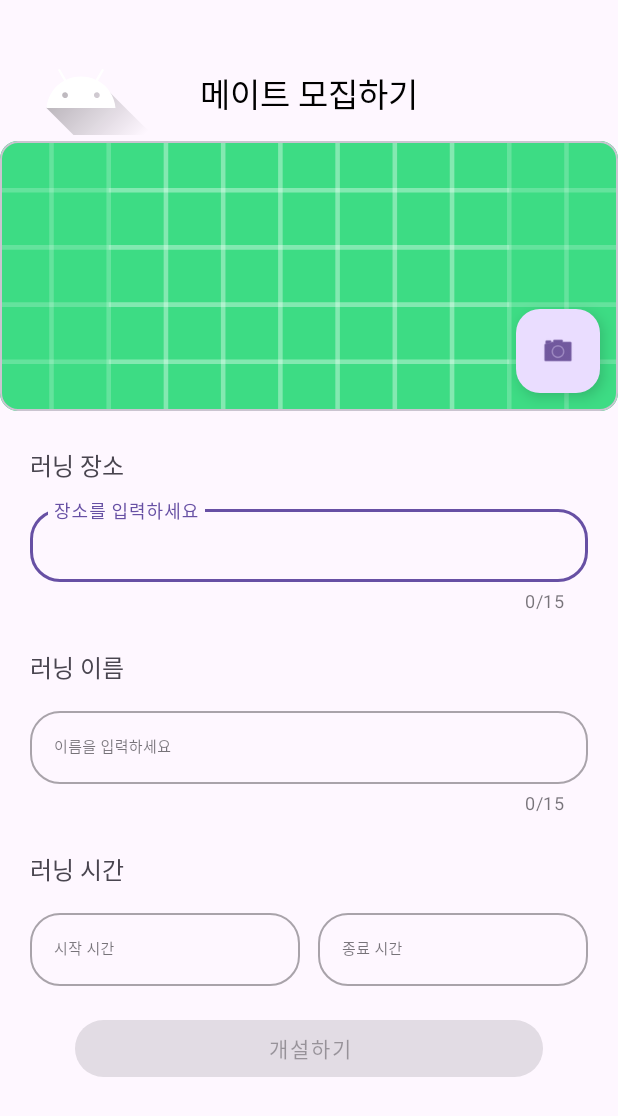
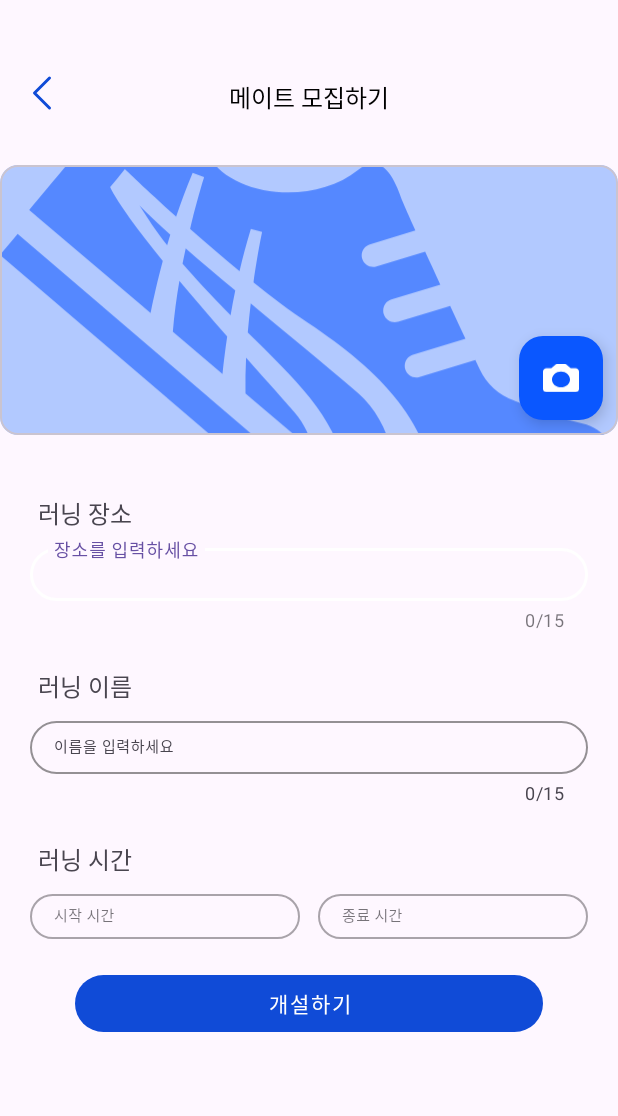
Before and after one commit to Pacebook-app/Android, an Android app: the fragment Recruitment shown on its own in the app's theme, on a phone screen of 412 x 824 dp. Shown: the top 1116 px of the screen. Run offline under Robolectric (Android 15) with nearby library versions, the phone set to English and light mode, and no system bars.

Commit message:
#8 [지우/UI] - 메이트 모집글 작성페이지 UI다듬기 작업 및 아이콘 추가 완료했습니다

```diff
--- /dev/null
+++ b/app/src/main/res/drawable/camera_icon.xml
@@ -0,0 +1,9 @@
+<vector xmlns:android="http://schemas.android.com/apk/res/android"
+    android:width="3dp"
+    android:height="2.5dp"
+    android:viewportWidth="11"
+    android:viewportHeight="10">
+  <path
+      android:pathData="M9.9,1.65H8.478L6.989,0.161C6.886,0.058 6.746,0 6.6,0H4.4C4.254,0 4.114,0.058 4.011,0.161L2.522,1.65H1.1C0.493,1.65 0,2.143 0,2.75V8.8C0,9.407 0.493,9.9 1.1,9.9H9.9C10.507,9.9 11,9.407 11,8.8V2.75C11,2.143 10.507,1.65 9.9,1.65ZM5.5,8.25C4.01,8.25 2.75,6.99 2.75,5.5C2.75,4.01 4.01,2.75 5.5,2.75C6.99,2.75 8.25,4.01 8.25,5.5C8.25,6.99 6.99,8.25 5.5,8.25Z"
+      android:fillColor="#ffffff"/>
+</vector>
--- /dev/null
+++ b/app/src/main/res/drawable/chevron_icon.xml
@@ -0,0 +1,13 @@
+<vector xmlns:android="http://schemas.android.com/apk/res/android"
+    android:width="40dp"
+    android:height="40dp"
+    android:viewportWidth="40"
+    android:viewportHeight="40">
+  <path
+      android:pathData="M25,30L15,20L25,10"
+      android:strokeLineJoin="round"
+      android:strokeWidth="2"
+      android:fillColor="#00000000"
+      android:strokeColor="#104BD7"
+      android:strokeLineCap="round"/>
+</vector>
--- /dev/null
+++ b/app/src/main/res/drawable/running_icon.xml
@@ -0,0 +1,27 @@
+<vector xmlns:android="http://schemas.android.com/apk/res/android"
+    android:width="71dp"
+    android:height="61dp"
+    android:viewportWidth="71"
+    android:viewportHeight="61">
+  <path
+      android:pathData="M36.629,52.528L2.03,22.952L0,25.362L34.603,54.942L34.608,54.946C38.541,58.28 43.534,60.114 48.675,60.115H70.852V56.953H48.675C44.277,56.954 39.993,55.381 36.629,52.528Z"
+      android:fillColor="#5588FF"/>
+  <path
+      android:pathData="M28.205,41.257L35.973,47.84C35.686,46.386 35.055,44.831 33.807,43.397C32.841,42.284 30.767,39.989 28.271,37.177C28.206,38.535 28.18,39.907 28.205,41.257Z"
+      android:fillColor="#5588FF"/>
+  <path
+      android:pathData="M19.566,23.032C18.219,21.822 17.021,20.702 16.031,19.705C16.991,21.2 17.88,22.558 19.204,24.243C19.32,23.844 19.441,23.441 19.566,23.032Z"
+      android:fillColor="#5588FF"/>
+  <path
+      android:pathData="M27.029,29.451C25.01,27.76 23.082,26.125 21.336,24.599C21.212,25.176 21.088,25.768 20.97,26.376C22.336,27.956 24.096,29.85 26.493,32.283C26.651,31.365 26.829,30.419 27.029,29.451Z"
+      android:fillColor="#5588FF"/>
+  <path
+      android:pathData="M45.832,53.524C45.78,50.982 45.222,44.691 41.123,41.205C37.253,37.914 32.906,34.349 28.807,30.935C28.681,31.994 28.565,33.112 28.466,34.265C28.735,34.533 29.006,34.801 29.288,35.08C34.841,40.562 39.165,44.869 39.662,50.893C41.51,52.216 43.616,53.109 45.832,53.524Z"
+      android:fillColor="#5588FF"/>
+  <path
+      android:pathData="M19.857,34.181L25.562,39.016C25.693,37.754 25.868,36.305 26.101,34.722C24.306,32.678 22.409,30.486 20.61,28.341C20.284,30.239 20.014,32.222 19.857,34.181Z"
+      android:fillColor="#5588FF"/>
+  <path
+      android:pathData="M18.703,26.035C15.898,22.591 13.57,19.477 12.649,17.589L13.423,16.656C13.421,16.655 13.42,16.653 13.42,16.653L14.346,15.498C14.346,15.498 16.767,17.836 20.236,20.952C20.793,19.299 21.421,17.609 22.133,15.928L23.451,16.428C23.451,16.428 22.681,18.853 21.839,22.379C23.594,23.927 25.532,25.595 27.518,27.225C27.89,25.634 28.32,24.007 28.82,22.378L30.117,22.725C30.117,22.725 29.615,25.088 29.124,28.525C31.254,30.225 33.392,31.832 35.372,33.152C43.833,38.799 49.624,44.705 50.229,53.792C53.105,53.792 59.507,53.792 65.359,53.792C73.206,53.792 72.029,45.89 66.928,44.705C63.488,43.905 59.068,42.066 59.068,42.066C57.324,41.481 55.897,40.196 55.124,38.516C55.124,38.516 54.933,38.111 54.614,37.423L48.207,39.375C47.507,39.588 46.768,39.189 46.556,38.485C46.344,37.779 46.74,37.035 47.44,36.822L53.476,34.983C52.957,33.871 52.354,32.576 51.72,31.21L45.733,33.034C45.034,33.246 44.294,32.848 44.082,32.143C43.871,31.438 44.267,30.694 44.967,30.481L50.587,28.769C49.989,27.476 49.394,26.189 48.843,24.993L43.26,26.693C42.561,26.906 41.821,26.507 41.609,25.802C41.398,25.098 41.793,24.354 42.493,24.141L47.723,22.547C46.974,20.904 46.429,19.687 46.284,19.309C45.654,17.66 44.272,13.09 41.118,15.632C35.933,19.811 26.475,18.584 24.033,14.016C22.203,10.591 23.249,6.904 24.033,4.006C24.66,1.69 21.417,-1.921 19.063,1.239C17.399,3.474 3.369,20.206 3.369,20.206L17.3,32.013C17.643,30.305 18.103,28.263 18.703,26.035Z"
+      android:fillColor="#5588FF"/>
+</vector>
--- a/app/src/main/res/layout/fragment_recruitment.xml
+++ b/app/src/main/res/layout/fragment_recruitment.xml
@@ -10,17 +10,19 @@
         android:id="@+id/recruitment_appbar_ABL"
         android:layout_width="match_parent"
         android:layout_height="wrap_content"
-        android:layout_marginTop="30dp"
-        android:theme="@style/ThemeOverlay.Material3.Dark.ActionBar">
+        android:layout_marginTop="30dp">
 
         <com.google.android.material.appbar.MaterialToolbar
             android:id="@+id/recruitment_appbar_MT"
             android:layout_width="match_parent"
-            android:layout_height="?attr/actionBarSize"
-            app:navigationIcon="@drawable/ic_launcher_foreground"
+            android:layout_height="70dp"
+            app:layout_anchor="@+id/recruitment_appbar_ABL"
+            app:layout_anchorGravity="center"
+            app:navigationIcon="@drawable/chevron_icon"
             app:title="메이트 모집하기"
-            app:titleTextColor="@android:color/black"
-            app:titleCentered="true"/>
+            app:titleCentered="true"
+            app:titleTextAppearance="@style/ToolbarTitleText"
+            app:titleTextColor="@android:color/black" />
     </com.google.android.material.appbar.AppBarLayout>
 
     <!-- 본문: 스크롤 없이 고정 배치 -->
@@ -37,7 +39,7 @@
             android:layout_height="180dp"
             app:strokeWidth="1dp"
             android:foreground="?attr/selectableItemBackground"
-            app:layout_constraintTop_toBottomOf="@+id/recruitment_appbar_MT"
+            app:layout_constraintTop_toTopOf="parent"
             app:layout_constraintStart_toStartOf="parent"
             app:layout_constraintEnd_toEndOf="parent"
             android:layout_marginTop="10dp">
@@ -51,16 +53,24 @@
                     android:layout_width="match_parent"
                     android:layout_height="match_parent"
                     android:scaleType="centerCrop"
-                    android:contentDescription="@string/app_name"
-                    android:src="@drawable/ic_launcher_background"/>
+                    android:background="#B2C9FF"
+                    android:src="@drawable/running_icon"
+                    android:contentDescription="@string/app_name"/>
 
                 <com.google.android.material.floatingactionbutton.FloatingActionButton
                     android:id="@+id/recruitment_picturebutton_AB"
                     android:layout_width="wrap_content"
                     android:layout_height="wrap_content"
                     android:layout_gravity="bottom|end"
-                    android:layout_margin="12dp"
-                    app:srcCompat="@android:drawable/ic_menu_camera"/>
+                    android:layout_margin="10dp"
+                    app:srcCompat="@drawable/camera_icon"
+                    app:backgroundTint="#0A57FF"
+                    app:tint="@android:color/white"
+                    app:fabSize="mini"
+                    app:iconSize="18dp"
+                    android:contentDescription="사진 추가" />
+
+
             </FrameLayout>
         </com.google.android.material.card.MaterialCardView>
 
@@ -72,7 +82,7 @@
             android:orientation="vertical"
             android:paddingStart="20dp"
             android:paddingEnd="20dp"
-            android:layout_marginTop="24dp"
+            android:layout_marginTop="40dp"
             app:layout_constraintStart_toStartOf="parent"
             app:layout_constraintEnd_toEndOf="parent"
             app:layout_constraintTop_toBottomOf="@id/recruitment_picture_CV">
@@ -83,23 +93,25 @@
                 android:layout_height="wrap_content"
                 android:text="러닝 장소"
                 android:textSize="16sp"
-                android:layout_marginBottom="12dp"/>
+                android:layout_marginLeft="5dp"
+                android:layout_marginBottom="6dp"/>
 
             <!-- 입력 박스(둥근 Outlined + 카운터 우하단) -->
             <com.google.android.material.textfield.TextInputLayout
                 android:id="@+id/recruitment_placebox_IL"
-                style="@style/Widget.MaterialComponents.TextInputLayout.OutlinedBox"
                 android:layout_width="match_parent"
                 android:layout_height="wrap_content"
+                style="@style/Widget.MaterialComponents.TextInputLayout.OutlinedBox"
                 app:boxBackgroundMode="outline"
                 app:shapeAppearanceOverlay="@style/corner"
                 app:counterEnabled="true"
+                app:boxStrokeColor="@color/white"
                 app:counterMaxLength="15">
 
                 <com.google.android.material.textfield.TextInputEditText
                     android:id="@+id/recruitment_placetext_TI"
                     android:layout_width="match_parent"
-                    android:layout_height="wrap_content"
+                    android:layout_height="35dp"
                     android:textSize="10dp"
                     android:hint="장소를 입력하세요"
                     android:maxLength="15"
@@ -126,17 +138,18 @@
             <TextView
                 android:layout_width="wrap_content"
                 android:layout_height="wrap_content"
+                android:layout_marginLeft="5dp"
                 android:text="러닝 이름"
                 android:textSize="16sp"
-                android:layout_marginBottom="12dp"/>
+                android:layout_marginBottom="6dp"/>
 
             <!-- 입력 박스(둥근 Outlined + 카운터 우하단) -->
             <com.google.android.material.textfield.TextInputLayout
                 android:id="@+id/recruitment_namebox_IL"
-                style="@style/Widget.MaterialComponents.TextInputLayout.OutlinedBox"
                 android:layout_width="match_parent"
                 android:layout_height="wrap_content"
                 app:boxBackgroundMode="outline"
+                app:boxStrokeColor="@color/corner"
                 app:shapeAppearanceOverlay="@style/corner"
                 app:counterEnabled="true"
                 app:counterMaxLength="15">
@@ -144,7 +157,7 @@
                 <com.google.android.material.textfield.TextInputEditText
                     android:id="@+id/recruitment_nametext_TI"
                     android:layout_width="match_parent"
-                    android:layout_height="wrap_content"
+                    android:layout_height="35dp"
                     android:hint="이름을 입력하세요"
                     android:textSize="10dp"
                     android:maxLength="15"
@@ -170,9 +183,10 @@
             <TextView
                 android:layout_width="wrap_content"
                 android:layout_height="wrap_content"
+                android:layout_marginLeft="5dp"
                 android:text="러닝 시간"
                 android:textSize="16sp"
-                android:layout_marginBottom="12dp" />
+                android:layout_marginBottom="6dp" />
 
             <!-- 시작/종료 시간 행 -->
             <LinearLayout
@@ -186,7 +200,7 @@
                     style="@style/Widget.MaterialComponents.TextInputLayout.OutlinedBox"
                     android:layout_width="0dp"
                     app:shapeAppearanceOverlay="@style/corner"
-                    android:layout_height="wrap_content"
+                    android:layout_height="35dp"
                     android:layout_weight="1"
                     android:hint="시작 시간">
 
@@ -209,7 +223,7 @@
                     style="@style/Widget.MaterialComponents.TextInputLayout.OutlinedBox"
                     android:layout_width="0dp"
                     app:shapeAppearanceOverlay="@style/corner"
-                    android:layout_height="wrap_content"
+                    android:layout_height="35dp"
                     android:layout_weight="1"
                     android:hint="종료 시간">
 
@@ -232,6 +246,8 @@
             style="@style/Widget.MaterialComponents.Button"
             android:layout_width="0dp"
             android:layout_height="50dp"
+            app:backgroundTint="#104BD7"
+            android:textColor="@color/white"
             android:text="개설하기"
             android:enabled="false"
             android:layout_marginStart="50dp"
@@ -240,7 +256,7 @@
             app:layout_constraintBottom_toBottomOf="parent"
             app:layout_constraintStart_toStartOf="parent"
             app:layout_constraintEnd_toEndOf="parent"
-            android:layout_marginBottom="130dp"/>
+            android:layout_marginBottom="160dp"/>
 
         <!-- 버튼 위 여백(폼이 버튼에 붙지 않게) -->
         <Space
--- a/app/src/main/res/layout/selected_mate.xml
+++ b/app/src/main/res/layout/selected_mate.xml
@@ -20,7 +20,7 @@
             android:layout_width="match_parent"
             android:layout_height="100dp"
             android:scaleType="centerCrop"
-            android:src="@drawable/ic_launcher_background"
+            android:src="@drawable/example_picture"
             app:shapeAppearanceOverlay="@style/corner" />
 
         <!-- 장소명 -->
@@ -55,7 +55,7 @@
                 android:layout_width="18dp"
                 android:layout_height="18dp"
                 android:layout_marginStart="4dp"
-                android:src="@drawable/ic_launcher_foreground" />
+                android:src="@drawable/people_icon" />
         </LinearLayout>
     </LinearLayout>
 </androidx.cardview.widget.CardView>
--- a/app/src/main/res/values/colors.xml
+++ b/app/src/main/res/values/colors.xml
@@ -2,4 +2,6 @@
 <resources>
     <color name="black">#FF000000</color>
     <color name="white">#FFFFFFFF</color>
+    <color name="signature">#104BD7</color>
+    <color name="corner">#BBCFFF</color>
 </resources>
--- /dev/null
+++ b/app/src/main/res/values/style.xml
@@ -0,0 +1,7 @@
+<?xml version="1.0" encoding="utf-8"?>
+<resources>
+    <style name="ToolbarTitleText" parent="TextAppearance.Widget.AppCompat.Toolbar.Title">
+        <item name="android:textSize">16sp</item> <!-- 글자 크기 조절 -->
+        <item name="android:textColor">#000000</item> <!-- (필요시) 색 지정 -->
+    </style>
+</resources>
```
Also changed, not shown: app/src/main/res/drawable/add_circle.xml (added, +9 -0 lines), app/src/main/res/drawable/location_icon.xml (added, +9 -0 lines), app/src/main/res/drawable/people_icon.xml (added, +9 -0 lines), app/src/main/res/layout/choose_mate.xml (+27 -8 lines), app/src/main/res/drawable/example_picture.jpeg (added).
